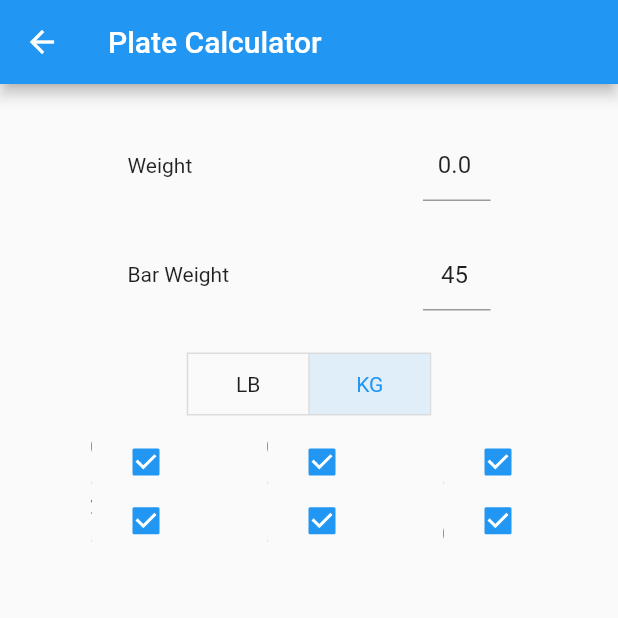
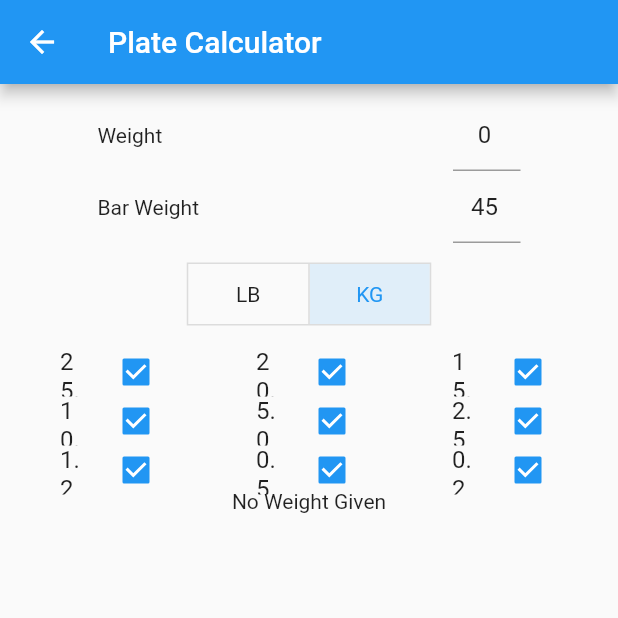
Before and after one commit to MathewBravo/GymAppRebuild, a Flutter app: the PlateCalculatorScreen screen opened by its route, after a tap on "KG", on a phone screen of 412 x 824 dp, the top half of it. Run offline on Flutter 3.47's test engine with Material 2 defaults, Android fonts, the phone set to English and light mode, and no system bars; our stand-ins replace isar; accounts and stored records are empty; generated files the repository leaves out were written again.

Commit message:
Finished adding a plate calculator

```diff
--- a/lib/models/plates.dart
+++ b/lib/models/plates.dart
@@ -1,6 +1,12 @@
+import 'package:flutter/material.dart';
+
 class Plate{
   double value;
   bool? availible;
+  Color? color;
+  double? size;
+  Color? fontColor;
+  int needed;
 
-  Plate({this.availible = true, required this.value});
+  Plate({this.needed = 1,this.fontColor = Colors.white,required this.color, required this.size, this.availible = true, required this.value});
 }
--- a/lib/providers/plates.dart
+++ b/lib/providers/plates.dart
@@ -1,22 +1,24 @@
+import 'package:flutter/material.dart';
+
 import '../models/plates.dart';
 
 List<Plate> kgPlateOptions= [
-  Plate(value: .25, availible: true),
-  Plate(value: .50, availible: true),
-  Plate(value: 1.25, availible: true),
-  Plate(value: 2.5, availible: true),
-  Plate(value: 5, availible: true),
-  Plate(value: 10, availible: true),
-  Plate(value: 15, availible: true),
-  Plate(value: 20, availible: true),
-  Plate(value: 25, availible: true),
+  Plate(value: 25, availible: true, color: Colors.red, size: 90),
+  Plate(value: 20, availible: true, color: Colors.blue, size: 85),
+  Plate(value: 15, availible: true, color: Colors.yellow, size: 80, fontColor: Colors.black),
+  Plate(value: 10, availible: true, color: Colors.green, size: 75),
+  Plate(value: 5, availible: true, color: Colors.white, fontColor: Colors.black, size: 70),
+  Plate(value: 2.5, availible: true, color: Colors.black, size: 65),
+  Plate(value: 1.25, availible: true, color: Colors.grey, size: 60),
+  Plate(value: .50, availible: true, color: Colors.grey, size: 60),
+  Plate(value: .25, availible: true, color: Colors.grey, size: 60),
 ];
 
 List<Plate> lbPlateOptions = [
-  Plate(value: 45, availible: true),
-  Plate(value: 35, availible: true),
-  Plate(value: 25, availible: true),
-  Plate(value: 10, availible: true),
-  Plate(value: 5, availible: true),
-  Plate(value: 2.5, availible: true),
+  Plate(value: 45, availible: true, color: Colors.grey, size: 90),
+  Plate(value: 35, availible: true, color: Colors.grey, size: 85),
+  Plate(value: 25, availible: true, color: Colors.grey, size: 80),
+  Plate(value: 10, availible: true, color: Colors.grey, size: 75),
+  Plate(value: 5, availible: true, color: Colors.grey, size: 70),
+  Plate(value: 2.5, availible: true, color: Colors.grey, size: 65),
 ];
--- a/lib/screens/plate_calculator.dart
+++ b/lib/screens/plate_calculator.dart
@@ -15,8 +15,10 @@ class PlateCalculatorScreen extends StatefulWidget {
 }
 
 class _PlateCalculatorScreenState extends State<PlateCalculatorScreen> {
-  List<double> availiblePlates = [];
+  List<Plate> availiblePlates = [];
+  List<Plate> requiredPlates = [];
   late double _weight;
+  bool _validWeight = true;
   final TextEditingController _weightController = TextEditingController();
   final TextEditingController _barWeightController =
       TextEditingController(text: '45');
@@ -30,11 +32,11 @@ class _PlateCalculatorScreenState extends State<PlateCalculatorScreen> {
   @override
   void initState() {
     if (widget.weightFromOtherScreen == null) {
-      _weight = 0.0;
+      _weight = 0;
     } else {
       _weight = widget.weightFromOtherScreen!;
     }
-    _weightController.text = _weight.toString();
+    _weightController.text = _weight.toStringAsFixed(0);
     // TODO: implement initState
     super.initState();
   }
@@ -45,8 +47,7 @@ class _PlateCalculatorScreenState extends State<PlateCalculatorScreen> {
       key: UniqueKey(),
       shrinkWrap: true,
       gridDelegate: const SliverGridDelegateWithFixedCrossAxisCount(
-          crossAxisCount: 3, childAspectRatio: 3
-      ),
+          crossAxisCount: 3, childAspectRatio: 4),
       itemBuilder: (context, index) {
         return CheckboxListTile(
             contentPadding: const EdgeInsets.symmetric(horizontal: 30.0),
@@ -56,21 +57,59 @@ class _PlateCalculatorScreenState extends State<PlateCalculatorScreen> {
               setState(() {
                 kgPlateOptions[index].availible = value;
                 listHandler(kgPlateOptions);
+                calculateRequired();
               });
             });
       },
-      itemCount: lbPlateOptions.length,
+      itemCount: kgPlateOptions.length,
     );
   }
 
-  void listHandler(List<Plate> plates){
+  void listHandler(List<Plate> plates) {
     availiblePlates = [];
-    for(Plate plate in plates){
-      if ( plate.availible == true ){
-        availiblePlates.add(plate.value);
+    for (Plate plate in plates) {
+      plate.needed = 1;
+      if (plate.availible == true) {
+        availiblePlates.add(plate);
       }
     }
-    print(availiblePlates);
+  }
+
+
+
+  void calculateRequired(){
+    // print('called')_selectedPlate[0] == true ? lbPlates(context) : kgPlates();
+    requiredPlates = [];
+    double weight = double.parse(_weightController.text);
+    double barWeight = double.parse(_barWeightController.text);
+    double total = weight - barWeight;
+    double perSide = total / 2.0;
+    _validWeight = true;
+    if(_selectedPlate[0] == true){
+      if(perSide % 2.5 != 0){
+        _validWeight = false;
+        return;
+      }
+    }else{
+      if(perSide % 0.5 != 0){
+        _validWeight = false;
+        return;
+      }
+    }
+    for(int i = 0; i < availiblePlates.length ; i++){
+      while(perSide >= availiblePlates[i].value){
+        perSide -= availiblePlates[i].value;
+        if(requiredPlates.contains(availiblePlates[i])){
+          var matching = requiredPlates.firstWhere((element) => element == availiblePlates[i]);
+          matching.needed = matching.needed + 1;
+        }else{
+          requiredPlates.add(availiblePlates[i]);
+        }
+      }
+    }
+    for(Plate plate in requiredPlates){
+      print('${ plate.needed } of ${plate.value}');
+    }
   }
 
   Widget lbPlates(BuildContext context) {
@@ -79,8 +118,7 @@ class _PlateCalculatorScreenState extends State<PlateCalculatorScreen> {
       key: UniqueKey(),
       shrinkWrap: true,
       gridDelegate: const SliverGridDelegateWithFixedCrossAxisCount(
-        crossAxisCount: 3, childAspectRatio: 3
-      ),
+          crossAxisCount: 3, childAspectRatio: 4),
       itemBuilder: (context, index) {
         return CheckboxListTile(
             contentPadding: const EdgeInsets.symmetric(horizontal: 30.0),
@@ -90,10 +128,84 @@ class _PlateCalculatorScreenState extends State<PlateCalculatorScreen> {
               setState(() {
                 lbPlateOptions[index].availible = value;
                 listHandler(lbPlateOptions);
+                calculateRequired();
               });
             });
       },
       itemCount: lbPlateOptions.length,
+    );
+  }
+
+  Widget plateShape(Plate plate) {
+    return Row(
+      children: [
+        Container(
+            width: plate.size,
+            height: plate.size,
+            margin: const EdgeInsets.only(top: 5),
+            decoration: BoxDecoration(
+                color: plate.color,
+                shape: BoxShape.circle,
+                border: Border.all(
+                    color: Colors.black,
+                    width: 3,
+                    strokeAlign: StrokeAlign.inside)),
+            child: Column(
+              mainAxisAlignment: MainAxisAlignment.center,
+              children: [
+                plate.value > 3
+                    ? Text(
+                        plate.value.toStringAsFixed(0),
+                        style: TextStyle(fontWeight: FontWeight.bold,fontSize: 22,color: plate.fontColor),
+                      )
+                    : Text(
+                        plate.value.toStringAsFixed(2),
+                        style: TextStyle(color: plate.fontColor, fontWeight: FontWeight.bold),
+                      ),
+              ],
+            )),
+        SizedBox(width: 10,),
+        Text('X ${plate.needed.toString()}')
+      ],
+    );
+  }
+
+  Widget plateCalc() {
+    if(_weightController.text == '0'){
+      return const Padding(
+        padding: EdgeInsets.all(8.0),
+        child: Text('No Weight Given'),
+      );
+    }
+    if(!_validWeight){
+      return const Padding(
+        padding: EdgeInsets.all(8.0),
+        child: Text('Weight not achievable with availible plates'),
+      );
+    }
+    if(requiredPlates.length == 0){
+      return const Padding(
+        padding: EdgeInsets.all(8.0),
+        child: Text('No Plates Selected'),
+      );
+    }
+    calculateRequired();
+    return Column(
+      children: [
+        ListView.builder(
+          shrinkWrap: true,
+          itemBuilder: (BuildContext context, int index) {
+            return Row(
+              mainAxisAlignment: MainAxisAlignment.spaceEvenly,
+              children: [
+                plateShape(requiredPlates[index]),
+                plateShape(requiredPlates[index]),
+              ],
+            );
+          },
+          itemCount: requiredPlates.length,
+        ),
+      ],
     );
   }
 
@@ -104,7 +216,7 @@ class _PlateCalculatorScreenState extends State<PlateCalculatorScreen> {
         title: const Text('Plate Calculator'),
       ),
       body: Padding(
-        padding: const EdgeInsets.all(30.0),
+        padding: const EdgeInsets.all(10.0),
         child: Column(
           children: [
             Padding(
@@ -119,13 +231,15 @@ class _PlateCalculatorScreenState extends State<PlateCalculatorScreen> {
                       textAlign: TextAlign.center,
                       keyboardType: TextInputType.number,
                       controller: _weightController,
+                      onFieldSubmitted: (_){
+                        setState(() {
+                          calculateRequired();
+                        });
+                      },
                     ),
                   ),
                 ],
               ),
-            ),
-            const SizedBox(
-              height: 25,
             ),
             Padding(
               padding: const EdgeInsets.symmetric(horizontal: 55.0),
@@ -139,19 +253,29 @@ class _PlateCalculatorScreenState extends State<PlateCalculatorScreen> {
                       textAlign: TextAlign.center,
                       keyboardType: TextInputType.number,
                       controller: _barWeightController,
+                      onFieldSubmitted: (_){
+                        setState(() {
+                          calculateRequired();
+                        });
+                      },
                     ),
                   ),
                 ],
               ),
             ),
             const SizedBox(
-              height: 25,
+              height: 10,
             ),
             ToggleButtons(
                 onPressed: (int index) {
                   setState(() {
                     for (int i = 0; i < _selectedPlate.length; i++) {
                       _selectedPlate[i] = i == index;
+                    }
+                    if(_selectedPlate[0] == true){
+                      listHandler(lbPlateOptions);
+                    }else{
+                      listHandler(kgPlateOptions);
                     }
                   });
                 },
@@ -162,6 +286,7 @@ class _PlateCalculatorScreenState extends State<PlateCalculatorScreen> {
                 isSelected: _selectedPlate,
                 children: _plates),
             _selectedPlate[0] == true ? lbPlates(context) : kgPlates(),
+            plateCalc(),
           ],
         ),
       ),
```
